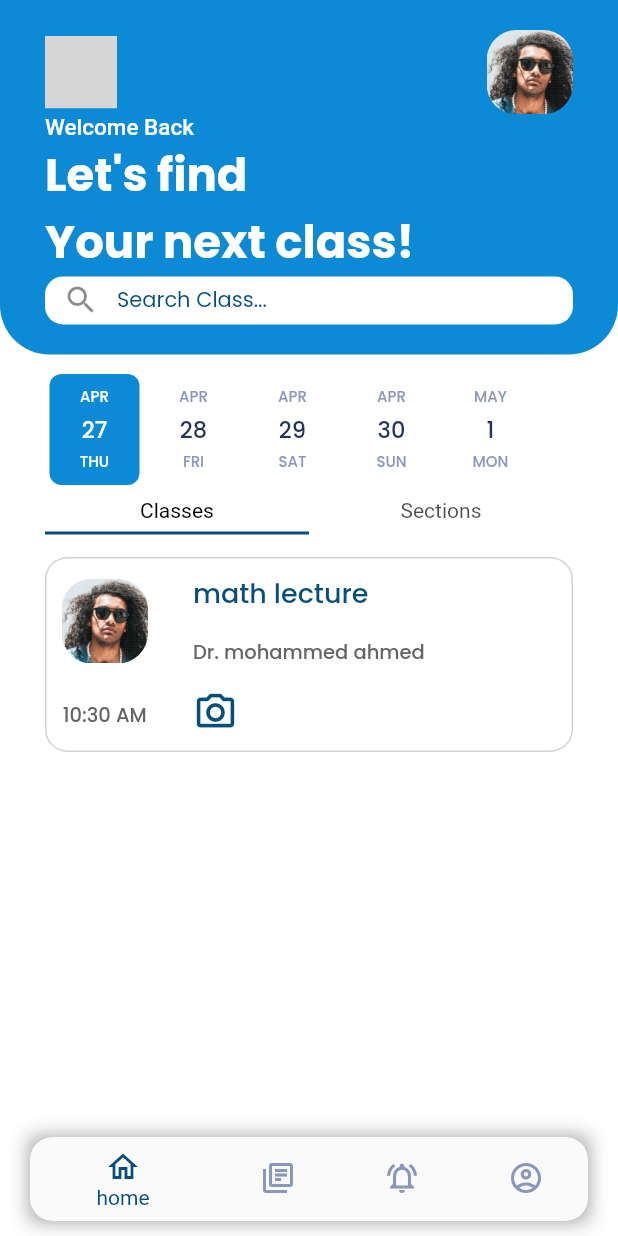
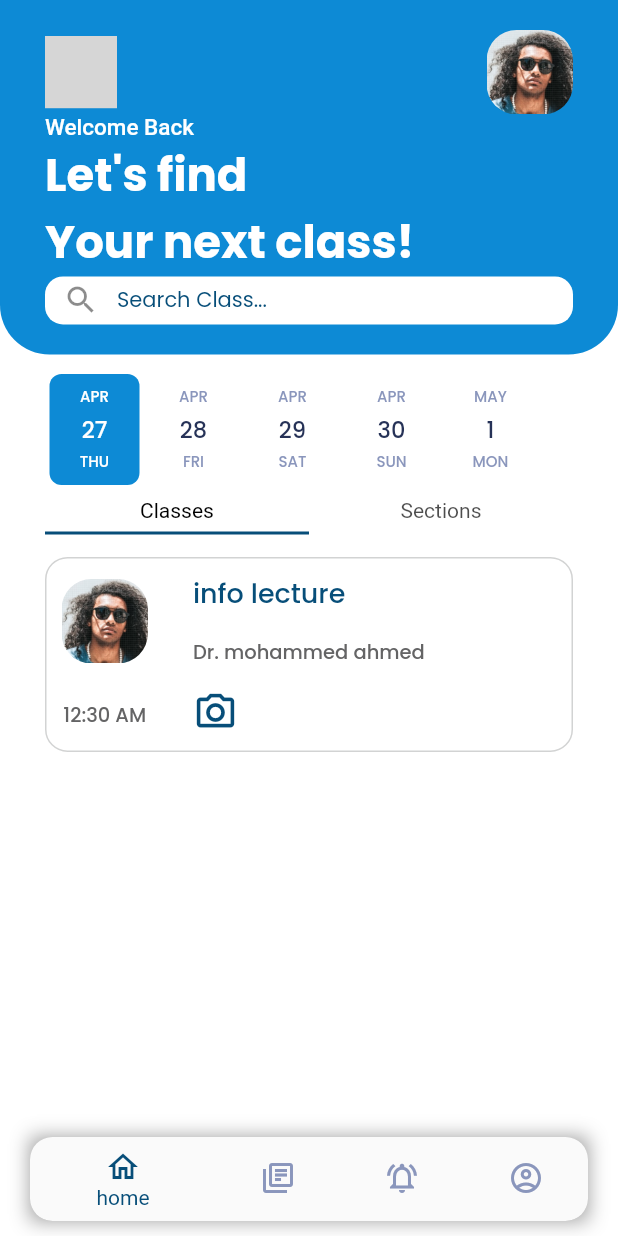
Before and after one commit to yara30999/attendance-system-graduation-project, a Flutter app: the screen it shows after launch, on a phone screen of 412 x 824 dp. Run offline on Flutter 3.47's test engine with Material 2 defaults, Android fonts, the phone set to English and light mode, and no system bars; drawn by our look-alikes of date_picker_timeline; our stand-ins replace image_picker, table_calendar; missing offline and left inert: slide_digital_clock; grey boxes are pictures that could not be loaded.

Commit message:
update sectionstab & classes tab , add functionality to search field in home_screen.dart

```diff
--- a/lib/componant/classes_tab.dart
+++ b/lib/componant/classes_tab.dart
@@ -1,19 +1,48 @@
 import 'package:flutter/material.dart';
 import 'reusable_card.dart';
+
+class LectureData {
+  late final String name;
+  late final String time;
+
+  LectureData({required this.name, required this.time});
+}
+
+// List<LectureData>? lectureList = [
+//   LectureData(name: 'info lecture', time: '12:30'),
+//   LectureData(name: 'ecommerce 1 section', time: '12:30'),
+//   LectureData(name: 'math lecture', time: '12:30'),
+//   LectureData(name: 'ecommerce 2 section', time: '12:30'),
+//   LectureData(name: 'ecommerce 3 section', time: '12:30'),
+//   LectureData(name: 'mobile lecture', time: '12:30'),
+//   LectureData(name: 'security lecture', time: '12:30'),
+// ];
+// List<Map<String, String>> classesList = [
+//   {'lectureName': 'info lecture', 'time': '12:30'},
+//   {'lectureName': 'math lecture', 'time': '12:30'},
+//   {'lectureName': 'mobile lecture', 'time': '12:30'},
+//   {'lectureName': 'control lecture', 'time': '12:30'},
+//   {'lectureName': 'security lecture', 'time': '12:30'},
+//   {'lectureName': 'ecommerce lecture', 'time': '12:30'},
+// ];
 
 class ClassesTab extends StatelessWidget {
   const ClassesTab({
     super.key,
+    required this.lecture,
   });
-
+  final List<LectureData>? lecture;
   @override
   Widget build(BuildContext context) {
-    return ListView(
-      children: const [
-        ReusableCard(lectureName: 'math lecture', lectureTime: '10:30'),
-        ReusableCard(lectureName: 'control lecture', lectureTime: '2:30'),
-        ReusableCard(lectureName: 'mobile lecture', lectureTime: '4:30'),
-      ],
-    );
+    return ListView.builder(
+        itemCount: lecture!.length,
+        shrinkWrap: true,
+        scrollDirection: Axis.vertical,
+        itemBuilder: (BuildContext context, int index) {
+          return ReusableCard(
+            lectureName: lecture![index].name,
+            lectureTime: lecture![index].time,
+          );
+        });
   }
 }
--- a/lib/componant/sections_tab.dart
+++ b/lib/componant/sections_tab.dart
@@ -1,16 +1,45 @@
 import 'package:flutter/material.dart';
 import 'reusable_card.dart';
 
+class SectionData {
+  late final String name;
+  late final String time;
+
+  SectionData({required this.name, required this.time});
+}
+// List<SectionData>sectionlist=[
+//   SectionData(name: 'security section', time: '12:30'),
+//   SectionData(name: 'ecommerce section', time: '12:30'),
+//   SectionData(name: 'ecommerce section', time: '12:30'),
+//   SectionData(name: 'ecommerce section', time: '12:30'),
+// ];
+// List<Map<String, String>> sectionsList = [
+//   {'lectureName': 'security section', 'time': '12:30'},
+//   {'lectureName': 'ecommerce section', 'time': '12:30'},
+//   {'lectureName': 'info section', 'time': '12:30'},
+//   {'lectureName': 'math section', 'time': '12:30'},
+//   {'lectureName': 'mobile section', 'time': '12:30'},
+//   {'lectureName': 'control section', 'time': '12:30'},
+// ];
 
 class SectionsTab extends StatelessWidget {
   const SectionsTab({
     super.key,
+    required this.sections,
   });
+  final List<SectionData>? sections;
 
   @override
   Widget build(BuildContext context) {
-    return ListView(children: const [
-      ReusableCard(lectureName: 'security lecture', lectureTime: '12:30'),
-    ]);
+    return ListView.builder(
+        itemCount: sections!.length,
+        shrinkWrap: true,
+        scrollDirection: Axis.vertical,
+        itemBuilder: (BuildContext context, int index) {
+          return ReusableCard(
+            lectureName: sections![index].name,
+            lectureTime: sections![index].time,
+          );
+        });
   }
 }
--- a/lib/screens/home_screen.dart
+++ b/lib/screens/home_screen.dart
@@ -5,6 +5,7 @@ import '../componant/user_photo.dart';
 import '../constants.dart';
 import 'package:date_picker_timeline/date_picker_timeline.dart';
 import '../componant/search_field.dart';
+import '../componant/reusable_card.dart';
 
 class HomeScreen extends StatefulWidget {
   const HomeScreen({super.key});
@@ -21,37 +22,29 @@ class _HomeScreenState extends State<HomeScreen> {
   String _searchQuery = '';
   final TextEditingController _searchController = TextEditingController();
 
-  final List<String> _data = [
-    'Apple',
-    'Banana',
-    'Cherry',
-    'Date',
-    'Elderberry',
-    'Fig',
-    'Grapes',
-    'Kiwi',
-    'Lemon',
-    'Mango',
-    'Orange',
-    'Peach',
-    'Quince',
-    'Raspberry',
-    'Strawberry',
-    'Tomato',
-    'Ugli fruit',
-    'Vineapple',
-    'Watermelon',
-    'Xigua',
-    'Yellow passion fruit',
-    'Zucchini',
+  List<LectureData> lectureList = [
+    LectureData(name: 'info lecture', time: '12:30'),
+    LectureData(name: 'ecommerce1 section', time: '12:30'),
+    LectureData(name: 'math lecture', time: '12:30'),
+    LectureData(name: 'ecommerce2 lecture', time: '12:30'),
+    LectureData(name: 'ecommerce3 lecture', time: '12:30'),
+    LectureData(name: 'mobile lecture', time: '12:30'),
+    LectureData(name: 'security lecture', time: '12:30'),
   ];
-  List<String> _filteredData = [];
+  List<SectionData> sectionlist = [
+    SectionData(name: 'security section', time: '12:30'),
+    SectionData(name: 'ecommerce section', time: '12:30'),
+    SectionData(name: 'ecommerce section', time: '12:30'),
+    SectionData(name: 'ecommerce section', time: '12:30'),
+  ];
+
+  List<LectureData> _filteredData = [];
 
   void _updateFilteredData(String searchTerm) {
     setState(() {
-      _filteredData = _data
-          .where(
-              (item) => item.toLowerCase().contains(searchTerm.toLowerCase()))
+      _filteredData = lectureList
+          .where((item) =>
+              item.name.toLowerCase().contains(searchTerm.toLowerCase()))
           .toList();
     });
   }
@@ -59,7 +52,7 @@ class _HomeScreenState extends State<HomeScreen> {
   @override
   void initState() {
     super.initState();
-    _filteredData = _data;
+    _filteredData = lectureList;
   }
 
   @override
@@ -148,26 +141,13 @@ class _HomeScreenState extends State<HomeScreen> {
                       onSearchClearPressed: () {
                         setState(() {
                           _searchQuery = '';
-                          _filteredData = _data;
+                          _filteredData = lectureList;
                           _searchController.clear();
                         });
                         // Perform clear search logic here
                         // e.g., reset search results, etc.
                       },
                       searchController: _searchController,
-                      box: SizedBox(
-                        //to display the list of filterd data
-                        height: 70,
-                        child: ListView.builder(
-                          itemCount: _filteredData.length,
-                          itemBuilder: (context, index) => Container(
-                            color: Colors.grey,
-                            child: Text(
-                              _filteredData[index],
-                            ),
-                          ),
-                        ),
-                      ),
                     ),
                   ],
                 ),
@@ -178,30 +158,6 @@ class _HomeScreenState extends State<HomeScreen> {
                     top: 10.0, left: 30.0, right: 30.0, bottom: 20.0),
                 child: Column(
                   children: [
-                    // Row(
-                    //   mainAxisAlignment: MainAxisAlignment.spaceBetween,
-                    //   children: [
-                    //     const Text(
-                    //       'Date',
-                    //       style: TextStyle(
-                    //         fontSize: 18.0,
-                    //         fontFamily: 'poppins',
-                    //         fontWeight: FontWeight.w500,
-                    //         color: Color(0xff263257),
-                    //       ),
-                    //     ),
-                    //     //TODO // disply current month here
-                    //     Text(
-                    //       '${DateTime.now().year}-${DateTime.now().month}-${DateTime.now().day}',
-                    //       style: const TextStyle(
-                    //         fontSize: 15.0,
-                    //         fontFamily: 'poppins',
-                    //         fontWeight: FontWeight.w500,
-                    //         color: Color(0xff8A96BC),
-                    //       ),
-                    //     ),
-                    //   ],
-                    // ),
                     DatePicker(
                       DateTime.now(),
                       initialSelectedDate: DateTime.now(),
@@ -235,8 +191,8 @@ class _HomeScreenState extends State<HomeScreen> {
                     DefaultTabController(
                       length: 2,
                       child: Column(
-                        children: const [
-                          SizedBox(
+                        children: [
+                          const SizedBox(
                             height: 30,
                             child: TabBar(
                                 labelColor: Colors.black,
@@ -253,8 +209,8 @@ class _HomeScreenState extends State<HomeScreen> {
                             height: 150.0,
                             child: Center(
                               child: TabBarView(children: [
-                                ClassesTab(),
-                                SectionsTab(),
+                                ClassesTab(lecture: _filteredData),
+                                SectionsTab(sections: sectionlist),
                               ]),
                             ),
                           )
```
Also changed, not shown: lib/screens/attendance_list.dart (+6 -6 lines).
